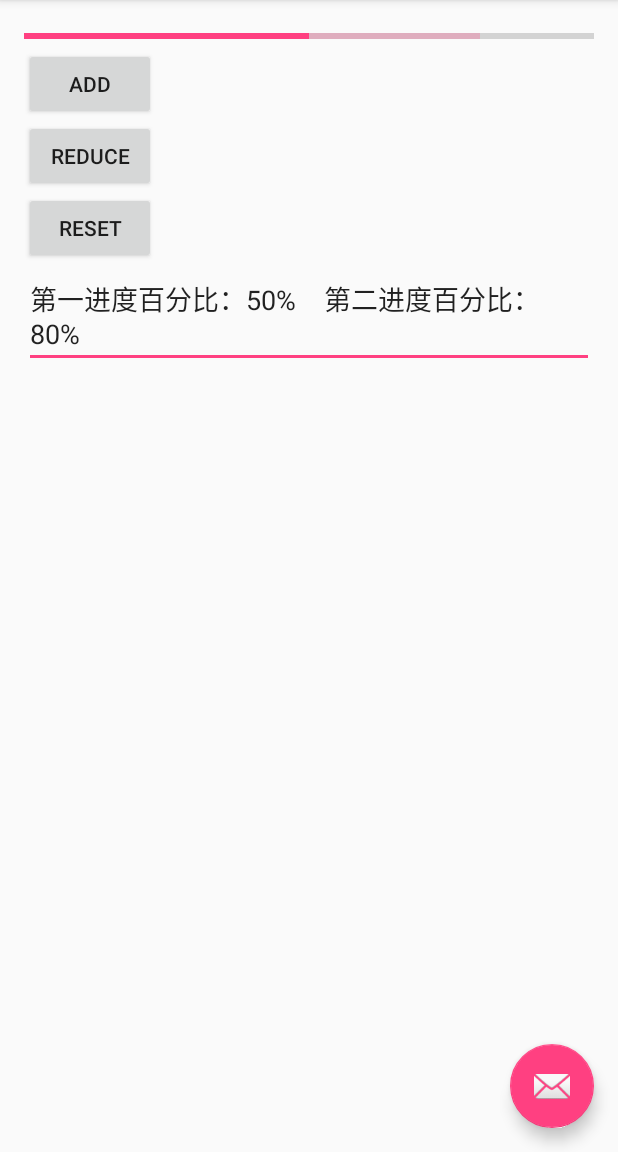
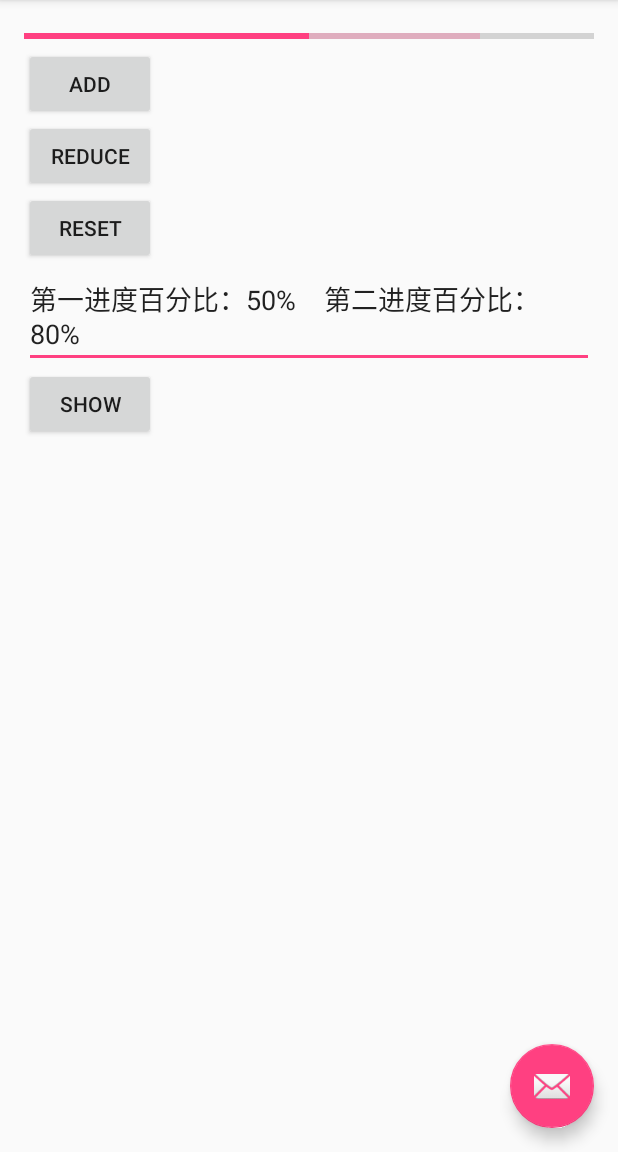
Before and after one commit to sora003/ProgressBar, an Android app: the screen it shows after launch (MainActivity), in the options menu, after a tap on "Settings", on a phone screen of 412 x 824 dp, the part 84-1236 px from its top. Run offline under Robolectric (Android 15) with nearby library versions, the phone set to English and light mode, and no system bars.

Commit message:
Added ProgressDialog

```diff
--- a/app/src/main/java/com/sora/progressbar/MainActivity.java
+++ b/app/src/main/java/com/sora/progressbar/MainActivity.java
@@ -1,5 +1,7 @@
 package com.sora.progressbar;
 
+import android.app.ProgressDialog;
+import android.content.DialogInterface;
 import android.os.Bundle;
 import android.support.design.widget.FloatingActionButton;
 import android.support.design.widget.Snackbar;
@@ -14,6 +16,7 @@ import android.widget.Button;
 import android.widget.EditText;
 import android.widget.ProgressBar;
 import android.widget.TextView;
+import android.widget.Toast;
 
 public class MainActivity extends AppCompatActivity {
 
@@ -22,6 +25,8 @@ public class MainActivity extends AppCompatActivity {
     private Button reset;
     private ProgressBar progressBar;
     private EditText editText;
+    private ProgressDialog progressDialog;
+    private Button show;
     @Override
     protected void onCreate(Bundle savedInstanceState) {
         super.onCreate(savedInstanceState);
@@ -56,6 +61,12 @@ public class MainActivity extends AppCompatActivity {
                 super.onClick(v);
             }
         });
+        show.setOnClickListener(new MyOnClickListener(){
+            @Override
+            public void onClick(View v) {
+                super.onClick(v);
+            }
+        });
     }
 
     private void init() {
@@ -64,6 +75,8 @@ public class MainActivity extends AppCompatActivity {
         reduce = (Button) findViewById(R.id.reduce);
         reset = (Button) findViewById(R.id.reset);
         editText = (EditText) findViewById(R.id.editText);
+        show = (Button) findViewById(R.id.show);
+
         int first = progressBar.getProgress();
         int second = progressBar.getSecondaryProgress();
         int max = progressBar.getMax();
@@ -114,6 +127,32 @@ public class MainActivity extends AppCompatActivity {
                     progressBar.setSecondaryProgress(80);
                     break;
                 }
+                case R.id.show:{
+                    //页面显示风格
+                    //新建ProgreeDialog对象
+                    progressDialog = new ProgressDialog(getApplicationContext());
+                    progressDialog.setProgressStyle(ProgressDialog.STYLE_HORIZONTAL);
+                    progressDialog.setTitle("我好方");
+                    progressDialog.setMessage("我也很方");
+                    progressDialog.setIcon(R.mipmap.ic_launcher);
+                    //设定关于ProgressBar的一些属性
+                    progressDialog.setMax(100);
+                    progressDialog.incrementProgressBy(50);
+                    progressDialog.setIndeterminate(false);
+                    //设定一个确定按钮
+                    progressDialog.setButton(DialogInterface.BUTTON_POSITIVE,"确定",new DialogInterface.OnClickListener(){
+
+                        @Override
+                        public void onClick(DialogInterface dialog, int which) {
+                            Toast.makeText(getApplicationContext(),"大家一起方",Toast.LENGTH_SHORT).show();
+                        }
+                    });
+                    //设定取消按钮
+                    progressDialog.setCancelable(true);
+                    //显示ProgressDialog
+                    progressDialog.show();
+                    break;
+                }
             }
             editText.setText("第一进度百分比："+(int)(progressBar.getProgress()/(float)progressBar.getMax()*100)+
                     "%    第二进度百分比："+(int)(progressBar.getSecondaryProgress()/(float)progressBar.getMax()*100)+"%");
--- a/app/src/main/res/layout/content_main.xml
+++ b/app/src/main/res/layout/content_main.xml
@@ -46,5 +46,11 @@
         android:editable="false"
         android:id="@+id/editText" />
 
+    <Button
+        android:layout_width="wrap_content"
+        android:layout_height="wrap_content"
+        android:id="@+id/show"
+        android:text="show"/>
+
 
 </LinearLayout>
```
